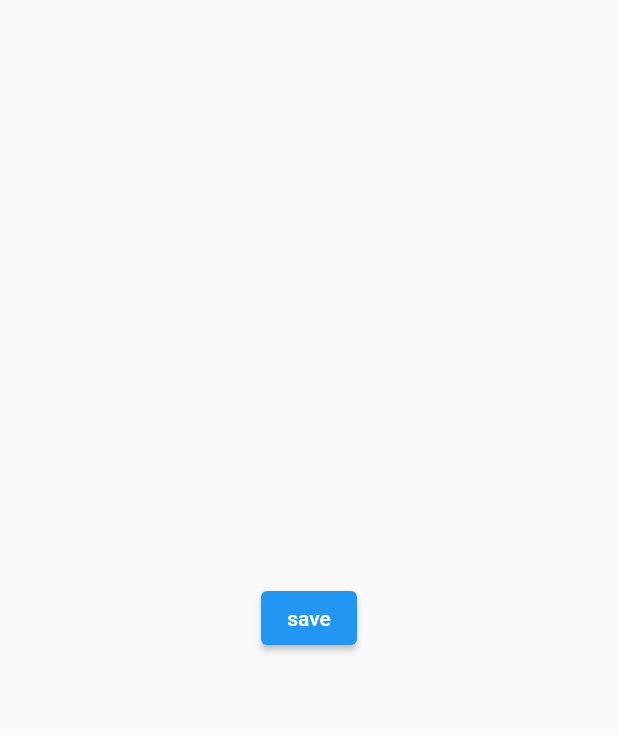
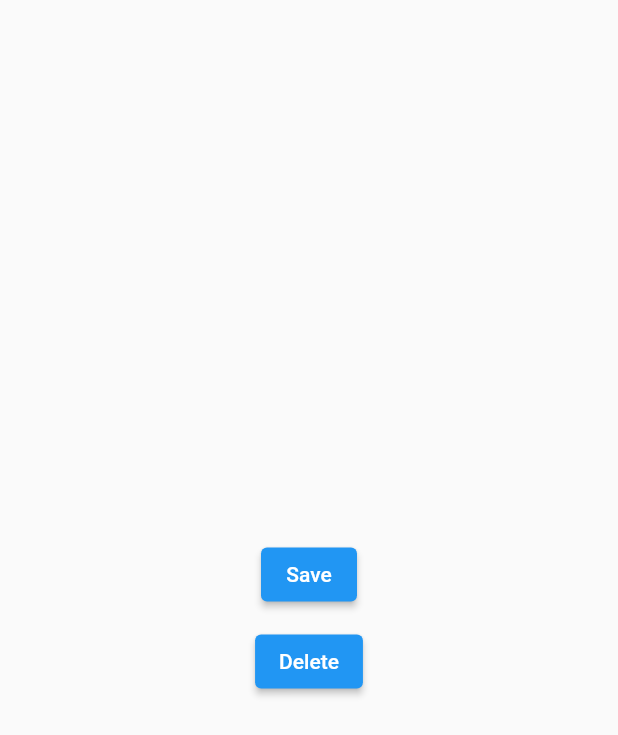
Before and after one commit to ruiyotabby/dialog, a Flutter app: the screen it shows after launch, on a phone screen of 412 x 824 dp. Shown: the top 735 px of the screen. Run offline on Flutter 3.47's test engine with Material 2 defaults, Android fonts, the phone set to English and light mode, and no system bars.

Commit message:
commit
Signed-off-by: Ruiyot Abby <ruiyotabby@gmail.com>

```diff
--- a/lib/main.dart
+++ b/lib/main.dart
@@ -42,7 +42,14 @@ class _MainPageState extends State<MainPage> {
               onPressed: (() {
                 ScaffoldMessenger.of(context).showSnackBar(snackBar);
               }),
-              child: Text('save'),
+              child: Text('Save'),
+            ),
+            SizedBox(height: 10,),
+            ElevatedButton(
+              onPressed: (() {
+                ScaffoldMessenger.of(context).showSnackBar(snackBar);
+              }),
+              child: Text('Delete'),
             ),
           ],
         ),
```
